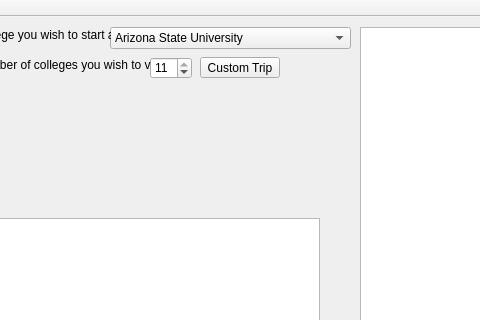
The window that CollegeTour/mainwindow.ui (25wes25/caramelDelights) describes before a commit, drawn with Qt 5; both pictures show x 90 to 570 and y 0 to 320 of the 887 by 519 pixel window.
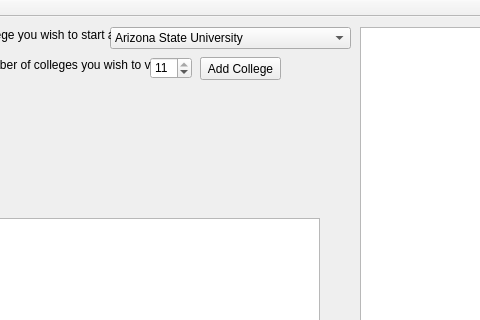
The same window after the commit.

Diff of the .ui file:
```diff
--- a/CollegeTour/mainwindow.ui
+++ b/CollegeTour/mainwindow.ui
@@ -95,7 +95,7 @@
      <string>Select the college you wish to start at:</string>
     </property>
    </widget>
-   <widget class="QSpinBox" name="spinNumber">
+   <widget class="QSpinBox" name="spinCollege">
     <property name="geometry">
      <rect>
       <x>240</x>
@@ -200,13 +200,30 @@
      </item>
     </layout>
    </widget>
+   <widget class="QPushButton" name="addCollege">
+    <property name="enabled">
+     <bool>true</bool>
+    </property>
+    <property name="geometry">
+     <rect>
+      <x>290</x>
+      <y>40</y>
+      <width>81</width>
+      <height>23</height>
+     </rect>
+    </property>
+    <property name="text">
+     <string>Add College</string>
+    </property>
+   </widget>
    <zorder>layoutWidget</zorder>
    <zorder>comboCollege</zorder>
    <zorder>labelCollege</zorder>
-   <zorder>spinNumber</zorder>
+   <zorder>spinCollege</zorder>
    <zorder>labelNumber</zorder>
    <zorder>mainTable</zorder>
    <zorder>customTrip</zorder>
+   <zorder>addCollege</zorder>
   </widget>
   <widget class="QMenuBar" name="menuBar">
    <property name="geometry">
@@ -214,7 +231,7 @@
      <x>0</x>
      <y>0</y>
      <width>887</width>
-     <height>22</height>
+     <height>21</height>
     </rect>
    </property>
   </widget>
```
Left out of the diff: 1 changed line with no effect on the pictures.
